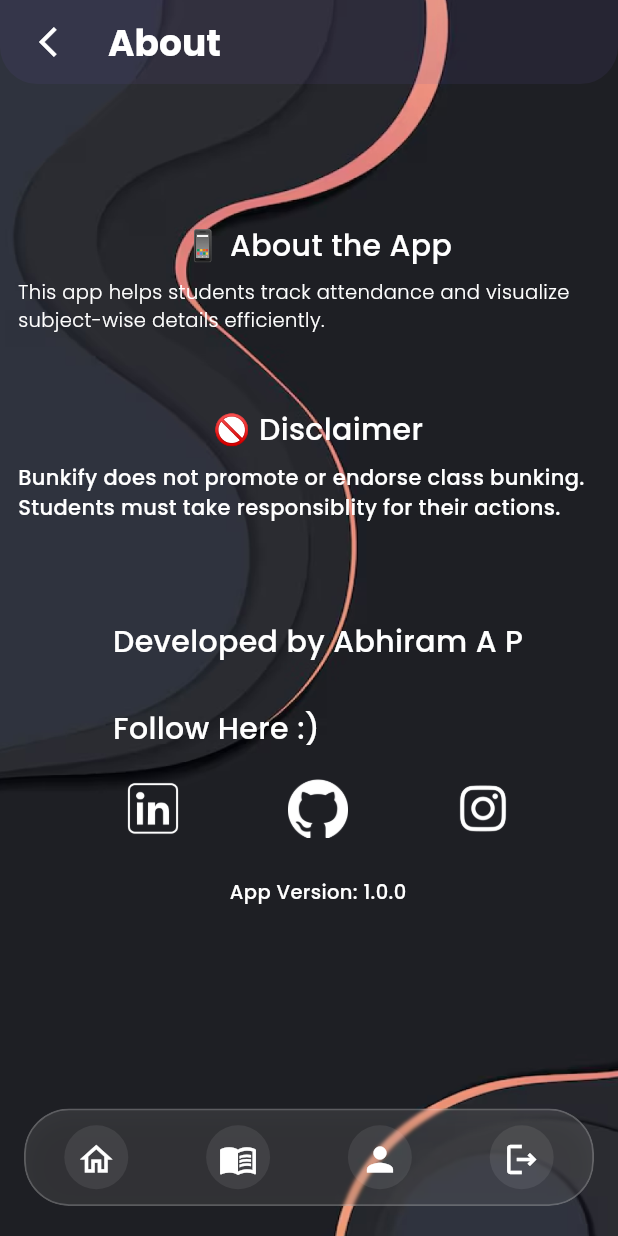
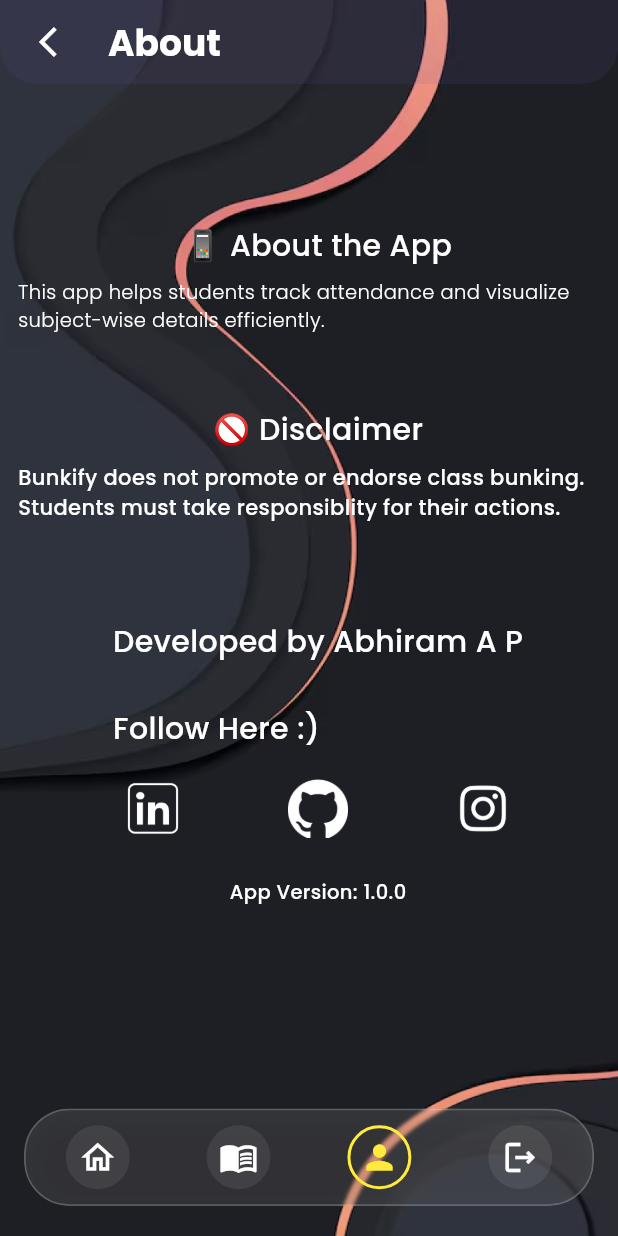
Before and after one commit to ABHIRAM-AP/Bunkify, a Flutter app: the DeveloperPage screen opened directly with empty values, on a phone screen of 412 x 824 dp. Run offline on Flutter 3.47's test engine with Material 3 defaults, Android fonts, the phone set to English and light mode, and no system bars; our stand-ins replace animated_text_kit, google_fonts, shared_preferences; accounts and stored records are empty.

```diff
--- a/lib/screens/developer_page.dart
+++ b/lib/screens/developer_page.dart
@@ -190,6 +190,7 @@ class _DeveloperPageState extends State<DeveloperPage> {
         child: UtilTab(
           attendanceDetails: widget.attendanceDetails,
           subjectsDetails: widget.subjectsDetails,
+          selectedIndex: 2,
         ),
       ),
     );
--- a/lib/screens/home_screen.dart
+++ b/lib/screens/home_screen.dart
@@ -114,6 +114,7 @@ class _HomeScreenState extends State<HomeScreen> {
         child: UtilTab(
           attendanceDetails: widget.attendanceData,
           subjectsDetails: widget.subjectsData,
+          selectedIndex: 0,
         ),
       ),
     );
@@ -138,7 +139,7 @@ class _HomeScreenState extends State<HomeScreen> {
               contentPadding:
                   const EdgeInsets.symmetric(horizontal: 10).copyWith(top: 23),
               title: Text(
-                "Total Attendance Percentage",
+                "Total",
                 style: GoogleFonts.poppins(
                   fontWeight: FontWeight.w600,
                   color: Colors.white,
--- a/lib/widgets/util_tab.dart
+++ b/lib/widgets/util_tab.dart
@@ -2,22 +2,30 @@
 
 import 'dart:ui';
 import 'package:attendance/screens/developer_page.dart';
-import 'package:attendance/screens/time_table_page.dart';
+import 'package:attendance/screens/subjects_page.dart';
 import 'package:flutter/material.dart';
 import 'package:attendance/screens/home_screen.dart';
 import 'package:attendance/screens/login_screen_normal.dart';
 import 'package:attendance/services/auth_services.dart';
 import 'package:google_fonts/google_fonts.dart';
 
-class UtilTab extends StatelessWidget {
+class UtilTab extends StatefulWidget {
   final Map<String, dynamic> attendanceDetails;
   final Map<String, dynamic> subjectsDetails;
+  final int selectedIndex;
 
   const UtilTab({
     super.key,
     required this.attendanceDetails,
     required this.subjectsDetails,
+    this.selectedIndex = 0,
   });
+
+  @override
+  State<UtilTab> createState() => _UtilTabState();
+}
+
+class _UtilTabState extends State<UtilTab> {
   void _showAlertDialogForLogOut(BuildContext context) {
     showDialog(
       context: context,
@@ -107,49 +115,55 @@ class UtilTab extends StatelessWidget {
               children: [
                 _buildIcon(
                   icon: Icons.home_outlined,
+                  isSelected: widget.selectedIndex == 0,
                   onTap: () {
                     Navigator.pushReplacement(
                       context,
                       MaterialPageRoute(
                         builder: (context) => HomeScreen(
-                          attendanceData: attendanceDetails,
-                          subjectsData: subjectsDetails,
+                          attendanceData: widget.attendanceDetails,
+                          subjectsData: widget.subjectsDetails,
                         ),
                       ),
                     );
                   },
                 ),
                 _buildIcon(
-                  title: 'Time Table',
                   icon: Icons.menu_book,
-                  onTap: () => Navigator.pushReplacement(
-                    context,
-                    MaterialPageRoute(
-                      builder: (context) => TimeTablePage(
-                        attendanceDetails: attendanceDetails,
-                        subjectsDetails: subjectsDetails,
-                      ),
-                    ),
-                  ),
-                ),
-                _buildIcon(
-                  icon: Icons.person,
+                  isSelected: widget.selectedIndex == 1,
                   onTap: () {
                     Navigator.pushReplacement(
                       context,
                       MaterialPageRoute(
-                        builder: (context) => DeveloperPage(
-                          attendanceDetails: attendanceDetails,
-                          subjectsDetails: subjectsDetails,
+                        builder: (context) => SubjectsPage(
+                          attendanceDetails: widget.attendanceDetails,
+                          subjectsDetails: widget.subjectsDetails,
                         ),
                       ),
                     );
                   },
                 ),
                 _buildIcon(
-                  title: 'LogOut',
+                  icon: Icons.person,
+                  isSelected: widget.selectedIndex == 2,
+                  onTap: () {
+                    Navigator.pushReplacement(
+                      context,
+                      MaterialPageRoute(
+                        builder: (context) => DeveloperPage(
+                          attendanceDetails: widget.attendanceDetails,
+                          subjectsDetails: widget.subjectsDetails,
+                        ),
+                      ),
+                    );
+                  },
+                ),
+                _buildIcon(
                   icon: Icons.logout_outlined,
-                  onTap: () => _showAlertDialogForLogOut(context),
+                  isSelected: widget.selectedIndex == 3,
+                  onTap: () {
+                    _showAlertDialogForLogOut(context);
+                  },
                 ),
               ],
             ),
@@ -159,20 +173,29 @@ class UtilTab extends StatelessWidget {
     );
   }
 
-  Widget _buildIcon(
-      {required IconData icon, required VoidCallback onTap, String? title}) {
+  Widget _buildIcon({
+    required IconData icon,
+    required VoidCallback onTap,
+    required bool isSelected,
+  }) {
     return InkWell(
       borderRadius: BorderRadius.circular(50),
       onTap: onTap,
       child: Container(
-        padding: const EdgeInsets.all(10),
+        width: 48,
+        height: 48,
+        alignment: Alignment.center,
         decoration: BoxDecoration(
-          color: Colors.white.withValues(alpha: 0.08),
+          color: isSelected
+              ? Colors.yellow.withAlpha(2)
+              : Colors.white.withValues(alpha: 0.08),
           shape: BoxShape.circle,
+          border:
+              isSelected ? Border.all(color: Colors.yellow, width: 2) : null,
         ),
         child: Icon(
           icon,
-          color: Colors.white,
+          color: isSelected ? Colors.yellow : Colors.white,
           size: 26,
         ),
       ),
```
Also changed, not shown: lib/screens/subjects_page.dart (renamed from lib/screens/time_table_page.dart, +11 -8 lines).
